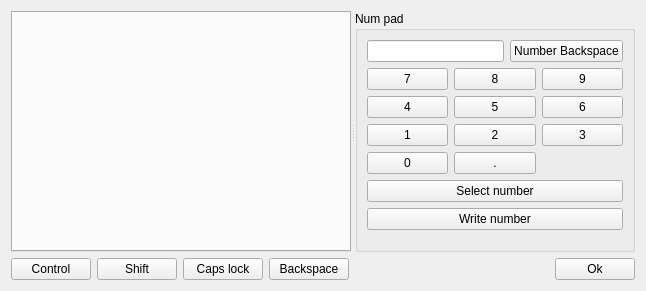
This is plugins/Commands/Keyboard/keyboardwidget.ui in KDE/simon as Qt 5 draws it before an edit. The edited form follows.
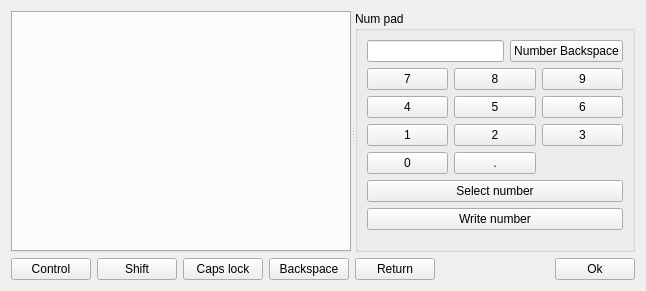
This is the edited form. Custom widgets are drawn as their Qt base class.

Commit message: Bugfixing in the keyboardplugin (no memory corruption bugs known as of know); Implementing select number, more clever rebuilding of the GUI, adding of a return button;

The edit to the form file:
```diff
--- a/plugins/Commands/Keyboard/keyboardwidget.ui
+++ b/plugins/Commands/Keyboard/keyboardwidget.ui
@@ -14,7 +14,7 @@
    <string>Keyboard</string>
   </property>
   <layout class="QGridLayout" name="gridLayout_2">
-   <item row="0" column="0" colspan="6">
+   <item row="0" column="0" colspan="7">
     <widget class="QSplitter" name="splitter">
      <property name="orientation">
       <enum>Qt::Horizontal</enum>
@@ -203,7 +203,7 @@
      </property>
     </widget>
    </item>
-   <item row="1" column="4">
+   <item row="1" column="5">
     <spacer name="horizontalSpacer">
      <property name="orientation">
       <enum>Qt::Horizontal</enum>
@@ -216,7 +216,7 @@
      </property>
     </spacer>
    </item>
-   <item row="1" column="5">
+   <item row="1" column="6">
     <widget class="KPushButton" name="pbOk">
      <property name="sizePolicy">
       <sizepolicy hsizetype="Minimum" vsizetype="Minimum">
@@ -229,6 +229,13 @@
      </property>
     </widget>
    </item>
+   <item row="1" column="4">
+    <widget class="KPushButton" name="pbReturn">
+     <property name="text">
+      <string>Return</string>
+     </property>
+    </widget>
+   </item>
   </layout>
  </widget>
  <customwidgets>
```
The commit also changes 7 other files.
